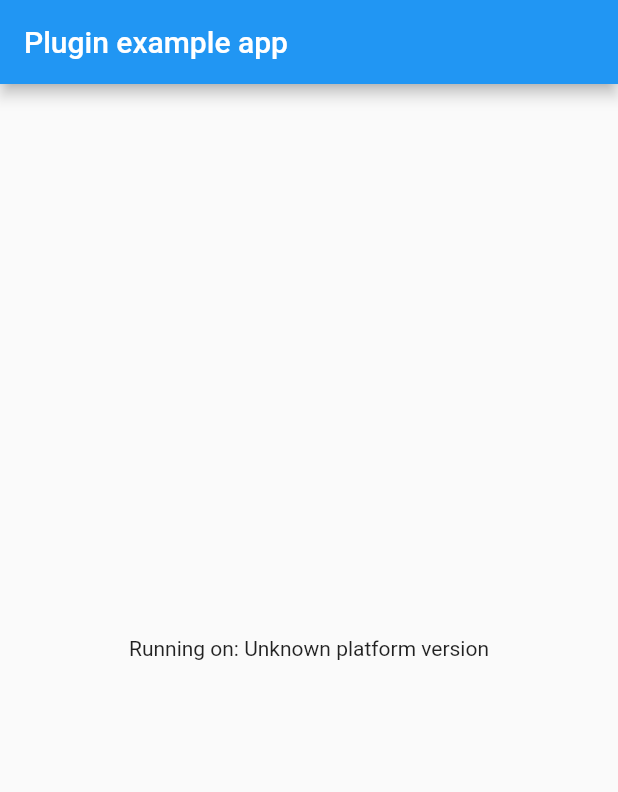
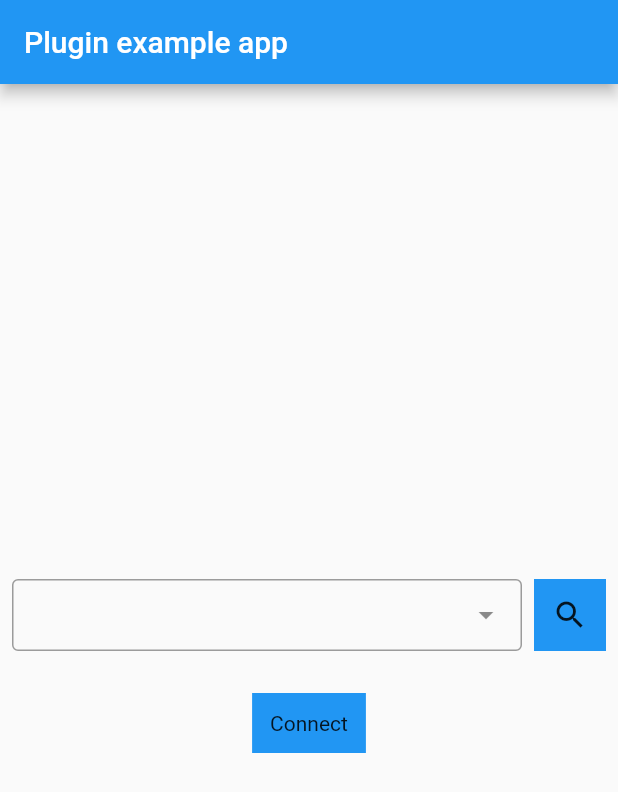
Before and after one commit to etvox-inc/sii_printer_flutter, a Flutter app: the screen it shows after launch, on a phone screen of 412 x 824 dp. Shown: the top 792 px of the screen. Run offline on Flutter 3.47's test engine with Material 2 defaults, Android fonts, the light colour scheme and no system bars; drawn by our look-alikes of dropdown_search; missing offline and left inert: dart:html.

Commit message:
[DEV] Implement SII printer SDK

```diff
--- a/example/lib/main.dart
+++ b/example/lib/main.dart
@@ -1,50 +1,20 @@
+import 'package:dropdown_search/dropdown_search.dart';
+import 'package:flutter/cupertino.dart';
 import 'package:flutter/material.dart';
-import 'dart:async';
-
-import 'package:flutter/services.dart';
-import 'package:sii_printer_plugin/sii_printer_plugin.dart';
+import 'package:sii_printer_plugin/sii_printer_core.dart';
 
 void main() {
-  runApp(const MyApp());
+  runApp(MyApp());
 }
 
 class MyApp extends StatefulWidget {
-  const MyApp({Key? key}) : super(key: key);
-
   @override
-  State<MyApp> createState() => _MyAppState();
+  _MyAppState createState() => _MyAppState();
 }
 
 class _MyAppState extends State<MyApp> {
-  String _platformVersion = 'Unknown';
-
-  @override
-  void initState() {
-    super.initState();
-    initPlatformState();
-  }
-
-  // Platform messages are asynchronous, so we initialize in an async method.
-  Future<void> initPlatformState() async {
-    String platformVersion;
-    // Platform messages may fail, so we use a try/catch PlatformException.
-    // We also handle the message potentially returning null.
-    try {
-      platformVersion =
-          await SiiPrinterPlugin.platformVersion ?? 'Unknown platform version';
-    } on PlatformException {
-      platformVersion = 'Failed to get platform version.';
-    }
-
-    // If the widget was removed from the tree while the asynchronous platform
-    // message was in flight, we want to discard the reply rather than calling
-    // setState to update our non-existent appearance.
-    if (!mounted) return;
-
-    setState(() {
-      _platformVersion = platformVersion;
-    });
-  }
+  List<dynamic>? printers;
+  String? selectedAddress;
 
   @override
   Widget build(BuildContext context) {
@@ -53,10 +23,111 @@ class _MyAppState extends State<MyApp> {
         appBar: AppBar(
           title: const Text('Plugin example app'),
         ),
-        body: Center(
-          child: Text('Running on: $_platformVersion\n'),
+        body: Builder(
+          builder: (context) => Center(
+            child: Column(
+              mainAxisSize: MainAxisSize.min,
+              children: [
+                Padding(
+                  padding: const EdgeInsets.all(8.0),
+                  child: Row(
+                    children: [
+                      Expanded(
+                        child: DropdownSearch<dynamic>(
+                          mode: Mode.DIALOG,
+                          showSearchBox: true,
+                          showSelectedItems: true,
+                          items: printers,
+                          dropdownSearchTextAlignVertical: TextAlignVertical.center,
+                          compareFn: (printer, selectedPrinter) {
+                            return printer == selectedPrinter;
+                          },
+                          emptyBuilder: (BuildContext context, String? searchEntry) {
+                            return const Padding(
+                              padding: EdgeInsets.all(6.0),
+                              child: Text('No results found', style: TextStyle(fontSize: 14.0)),
+                            );
+                          },
+                          searchFieldProps: TextFieldProps(
+                            style: const TextStyle(fontSize: 14.0, color: Colors.black),
+                            decoration: const InputDecoration(
+                              border: OutlineInputBorder(),
+                              contentPadding: EdgeInsets.symmetric(horizontal: 4.0),
+                            ),
+                          ),
+                          dropdownSearchDecoration: const InputDecoration(
+                            border: OutlineInputBorder(),
+                            contentPadding: EdgeInsets.only(top: 11.0, bottom: 8.0, left: 8.0),
+                          ),
+                          onChanged: (selectedValue) {
+                            if (selectedValue != null) {
+                              selectedAddress = selectedValue.toString();
+                            }
+                          },
+                        ),
+                      ),
+                      const SizedBox(width: 8.0),
+                      InkWell(
+                        onTap: () {
+                          SiiPrinterCore.getPrinters().then((value) {
+                            setState(() {
+                              printers = value;
+                            });
+                          });
+                        },
+                        child: Container(
+                          padding: const EdgeInsets.all(12.0),
+                          color: Colors.blue,
+                          child: const Icon(Icons.search),
+                        ),
+                      ),
+                    ],
+                  ),
+                ),
+                const SizedBox(height: 20.0),
+                InkWell(
+                  onTap: () {
+                    if (selectedAddress == null) {
+                      showDialog(context, "Please choose printer");
+                      return;
+                    }
+                    SiiPrinterCore.connect(selectedAddress!).then((value) {
+                      if (value) {
+                        showDialog(context, "Connected");
+                      } else {
+                        showDialog(context, "Error occur");
+                      }
+                    });
+                  },
+                  child: Container(
+                    padding: const EdgeInsets.all(12.0),
+                    color: Colors.blue,
+                    child: const Text('Connect'),
+                  ),
+                ),
+              ],
+            ),
+          ),
         ),
       ),
     );
   }
+
+  void showDialog(BuildContext context, String message) {
+    showCupertinoDialog(
+        context: context,
+        builder: (context) {
+          return CupertinoAlertDialog(
+            content: Text(message),
+            actions: [
+              CupertinoDialogAction(
+                child: const Text('OK'),
+                onPressed: () {
+                  Navigator.pop(context);
+                },
+              ),
+            ],
+          );
+        });
+  }
 }
--- a/example/pubspec.yaml
+++ b/example/pubspec.yaml
@@ -29,6 +29,7 @@ dependencies:
   # The following adds the Cupertino Icons font to your application.
   # Use with the CupertinoIcons class for iOS style icons.
   cupertino_icons: ^1.0.2
+  dropdown_search: ^2.0.0
 
 dev_dependencies:
   flutter_test:
--- /dev/null
+++ b/lib/sii_printer_core.dart
@@ -0,0 +1,18 @@
+import 'package:flutter/services.dart';
+
+class SiiPrinterCore {
+  static const MethodChannel _channel =
+      MethodChannel('sii_printer_plugin');
+
+  static Future<List<dynamic>?> getPrinters() async {
+    final List<dynamic>? printers = await _channel.invokeMethod('getPrinters');
+    return printers;
+  }
+
+  static Future<bool> connect(String printerAddress) async {
+    final bool isConnected = await _channel.invokeMethod('connect', {
+      "printerAddress" : printerAddress
+    });
+    return isConnected;
+  }
+}
```
Also changed, not shown: example/pubspec.lock, 13 other files.
